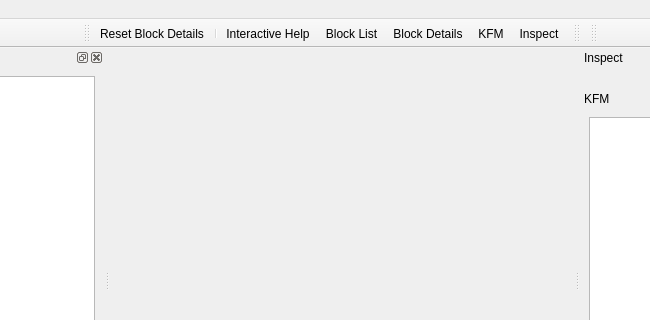
niftools/nifskope, file src/ui/nifskope.ui: the form before one commit; both pictures show x 170 to 820 and y 0 to 320 of the 1024 by 768 pixel window.
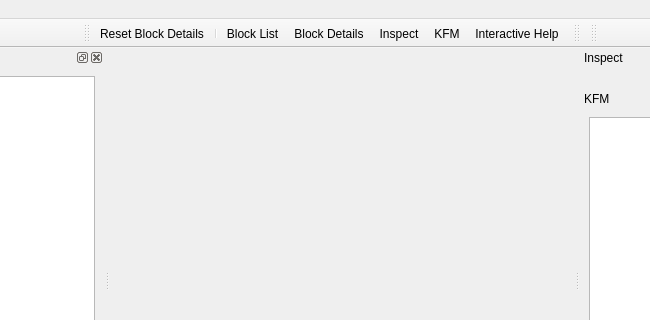
The form after the commit. Icons and pictures are not drawn. Custom widgets are drawn as their Qt base class.

Commit message: [UI] Cleanup, set Inspect widget, tabify right dock

The edit to the form file:
```diff
--- a/src/ui/nifskope.ui
+++ b/src/ui/nifskope.ui
@@ -47,11 +47,11 @@
    </attribute>
    <addaction name="aResetBlockDetails"/>
    <addaction name="separator"/>
-   <addaction name="aToggleHelp"/>
    <addaction name="aToggleBlockList"/>
    <addaction name="aToggleBlockDetails"/>
-   <addaction name="aToggleKfm"/>
    <addaction name="aToggleInspect"/>
+   <addaction name="aToggleKfm"/>
+   <addaction name="aToggleHelp"/>
   </widget>
   <widget class="QToolBar" name="tAnim">
    <property name="windowTitle">
```
Left out of the diff: 80 changed lines with no effect on the pictures. The commit also changes 1 other file.
